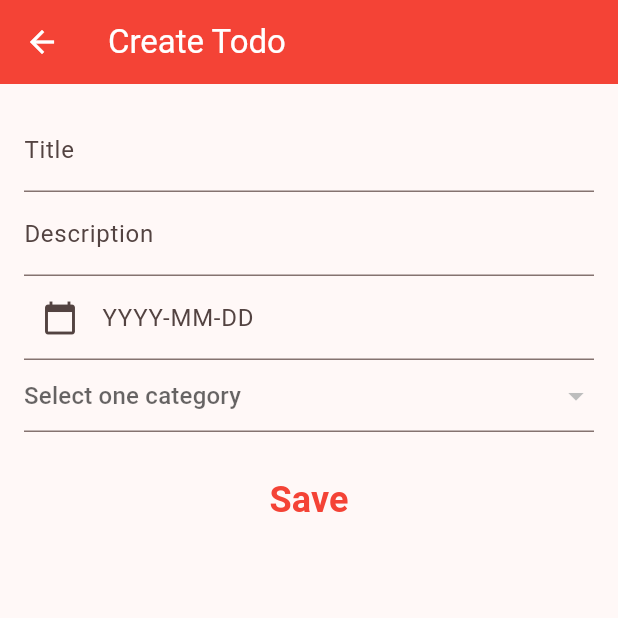
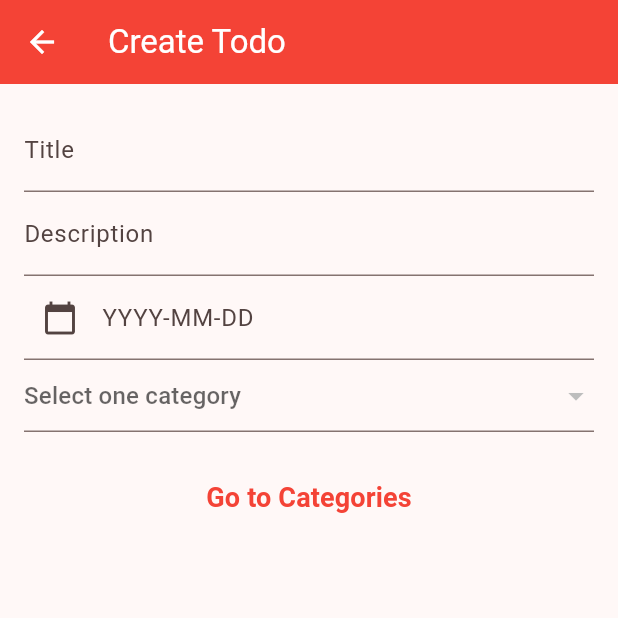
Before and after one commit to rhromets/todo_app_eltodo, a Flutter app: the screen it shows after launch, after a tap on "CREATE TODO", on a phone screen of 412 x 824 dp, the top half of it. Run offline on Flutter 3.47's test engine with Material 2 defaults, Android fonts, the light colour scheme and no system bars; our stand-ins replace sqflite; accounts and stored records are empty.

Commit message:
Fix: Todos implementation

```diff
--- a/lib/screens/categories_screen.dart
+++ b/lib/screens/categories_screen.dart
@@ -52,6 +52,11 @@ class _CategoriesScreenState extends State<CategoriesScreen> {
     categories.length == 0 ? _isEmptyScreen = true : _isEmptyScreen = false;
   }
 
+  clearTextFields() {
+    _catNameController.text = '';
+    _catDescriptionController.text = '';
+  }
+
   _showFormDialog(BuildContext context) {
     return showDialog(
       context: context,
@@ -69,6 +74,7 @@ class _CategoriesScreenState extends State<CategoriesScreen> {
                 _category.name = _catNameController.text;
                 _category.description = _catDescriptionController.text;
                 await _categoryService.saveCategory(_category);
+                clearTextFields();
                 getAllCategories();
               },
               child: const Text('Save'),
--- a/lib/screens/home_screen.dart
+++ b/lib/screens/home_screen.dart
@@ -15,14 +15,9 @@ class _HomeScreenState extends State<HomeScreen> {
   late TodoService _todoService;
   late List<Todo> _todoList;
 
-  final CategoryService _categoryService = CategoryService();
-
-  bool _isShowTodos = true;
-
   @override
   initState() {
     getAllTodos();
-    _isEmptyScreen();
     super.initState();
   }
 
@@ -44,11 +39,6 @@ class _HomeScreenState extends State<HomeScreen> {
     });
   }
 
-  _isEmptyScreen() async {
-    List categories = await _categoryService.getCategories();
-    categories.isEmpty ? _isShowTodos = false : _isShowTodos = true;
-  }
-
   @override
   Widget build(BuildContext context) {
     return Scaffold(
@@ -56,8 +46,7 @@ class _HomeScreenState extends State<HomeScreen> {
         title: const Text('El Todo'),
       ),
       drawer: const DrawerNavigation(),
-      body: _isShowTodos
-          ? ListView.builder(
+      body: ListView.builder(
         itemCount: _todoList.length,
         itemBuilder: (context, int index) {
           return Card(
@@ -66,7 +55,15 @@ class _HomeScreenState extends State<HomeScreen> {
                 mainAxisAlignment: MainAxisAlignment.spaceBetween,
                 children: [
                   Text(_todoList[index].title ?? 'No title'),
-                        const Icon(Icons.close),
+                  IconButton(
+                    icon: const Icon(Icons.close),
+                    onPressed: () async {
+                      await _todoService.deleteTodo(_todoList[index].id);
+                      setState(() {
+                        getAllTodos();
+                      });
+                    },
+                  ),
                 ],
               ),
             ),
@@ -74,15 +71,6 @@ class _HomeScreenState extends State<HomeScreen> {
         },
         physics: const BouncingScrollPhysics(),
         padding: const EdgeInsets.only(bottom: 100.0),
-            )
-          : const Center(
-              child: Text(
-                'List is Empty, please create category',
-                style: TextStyle(
-                  fontSize: 20.0,
-                  color: Colors.black45,
-                ),
-              ),
       ),
       bottomSheet: Container(
         height: 100.0,
@@ -98,8 +86,7 @@ class _HomeScreenState extends State<HomeScreen> {
           ],
         ),
         child: Center(
-          child: _isShowTodos
-              ? TextButton(
+          child: TextButton(
             child: const Row(
               mainAxisAlignment: MainAxisAlignment.center,
               children: [
@@ -127,35 +114,6 @@ class _HomeScreenState extends State<HomeScreen> {
                 ),
               );
             },
-                )
-              : TextButton(
-                  child: const Row(
-                    mainAxisAlignment: MainAxisAlignment.center,
-                    children: [
-                      Text(
-                        'GO TO CATEGORIES',
-                        style: TextStyle(
-                          color: Colors.white,
-                          fontSize: 22.0,
-                          fontWeight: FontWeight.bold,
-                          letterSpacing: 2.0,
-                        ),
-                      ),
-                      SizedBox(width: 15.0),
-                      Icon(
-                        Icons.arrow_forward,
-                        color: Colors.white,
-                      ),
-                    ],
-                  ),
-                  onPressed: () {
-                    Navigator.push(
-                      context,
-                      MaterialPageRoute(
-                        builder: (context) => const CategoriesScreen(),
-                      ),
-                    );
-                  },
           ),
         ),
       ),
--- a/lib/screens/todo_screen.dart
+++ b/lib/screens/todo_screen.dart
@@ -16,12 +16,16 @@ class _TodoScreenState extends State<TodoScreen> {
   final TextEditingController _todoDescription = TextEditingController();
   final TextEditingController _todoDate = TextEditingController();
 
-  final List<DropdownMenuItem> _categories = <DropdownMenuItem>[];
+  final List<DropdownMenuItem> _categories = [];
 
   final TodoService todoService = TodoService();
 
+  DateTime _date = DateTime.now();
+
   // ignore: prefer_typing_uninitialized_variables
   var _selectedValue;
+
+  bool isShowSaveBtn = true;
 
   @override
   void initState() {
@@ -32,6 +36,15 @@ class _TodoScreenState extends State<TodoScreen> {
   _loadCategories() async {
     var categoryService = CategoryService();
     var categories = await categoryService.getCategories();
+    if (categories.isEmpty) {
+      setState(() {
+        isShowSaveBtn = false;
+      });
+    } else {
+      setState(() {
+        isShowSaveBtn = true;
+      });
+    }
     categories.forEach((category) {
       setState(() {
         _categories.add(
@@ -45,8 +58,6 @@ class _TodoScreenState extends State<TodoScreen> {
       });
     });
   }
-
-  DateTime _date = DateTime.now();
 
   _selectTodoDate(BuildContext context) async {
     var pickedDate = await showDatePicker(
@@ -109,7 +120,8 @@ class _TodoScreenState extends State<TodoScreen> {
               },
             ),
             const SizedBox(height: 20.0),
-            TextButton(
+            isShowSaveBtn
+                ? TextButton(
                     onPressed: () async {
                       Todo todoObj = Todo();
                       todoObj.title = _todoTitle.text;
@@ -129,7 +141,25 @@ class _TodoScreenState extends State<TodoScreen> {
                     child: const Text(
                       'Save',
                       style: TextStyle(
-                  fontSize: 24.0,
+                        fontSize: 22.0,
+                        fontWeight: FontWeight.bold,
+                        color: Colors.red,
+                      ),
+                    ),
+                  )
+                : TextButton(
+                    onPressed: () {
+                      Navigator.push(
+                        context,
+                        MaterialPageRoute(
+                          builder: (context) => const CategoriesScreen(),
+                        ),
+                      );
+                    },
+                    child: const Text(
+                      'Go to Categories',
+                      style: TextStyle(
+                        fontSize: 18.0,
                         fontWeight: FontWeight.bold,
                         color: Colors.red,
                       ),
--- a/lib/services/todo_service.dart
+++ b/lib/services/todo_service.dart
@@ -19,4 +19,8 @@ class TodoService {
   todosByCategory(String category) async {
     return await _repository.getByColumnName('Todos', 'Category', category);
   }
+
+  deleteTodo(todoId) async {
+    return await _repository.delete('Todos', todoId);
+  }
 }
```
Lines whose indentation alone changed are shown as unchanged.
